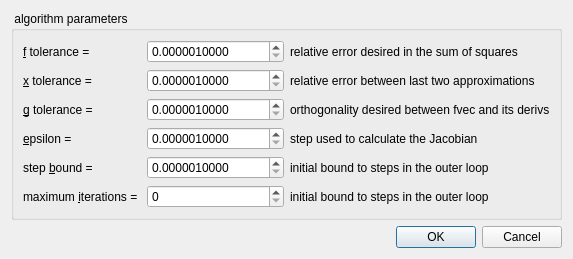
Old version of the form plugins/fitalgorithm_fit_lmfit/qffitalgorithmlmfitconfig.ui in the repository jkriege2/QuickFit3.
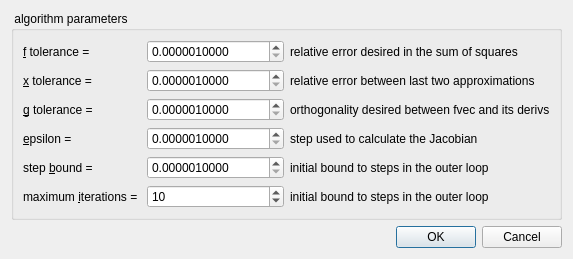
New version of the form.

Commit message: QuickFit3:   - updated Icon   - corrected lmfit number of iterations spin box maximum   - added special copyright.html files to online-help   - improved online-help (better citing of external libraries)

The edit to the form file:
```diff
--- a/plugins/fitalgorithm_fit_lmfit/qffitalgorithmlmfitconfig.ui
+++ b/plugins/fitalgorithm_fit_lmfit/qffitalgorithmlmfitconfig.ui
@@ -203,7 +203,20 @@
        </widget>
       </item>
       <item row="5" column="1">
-       <widget class="QSpinBox" name="spinIterations"/>
+       <widget class="QSpinBox" name="spinIterations">
+        <property name="minimum">
+         <number>1</number>
+        </property>
+        <property name="maximum">
+         <number>100000</number>
+        </property>
+        <property name="singleStep">
+         <number>10</number>
+        </property>
+        <property name="value">
+         <number>10</number>
+        </property>
+       </widget>
       </item>
       <item row="0" column="3">
        <spacer name="horizontalSpacer">
```
The commit also changes 50 other files.
